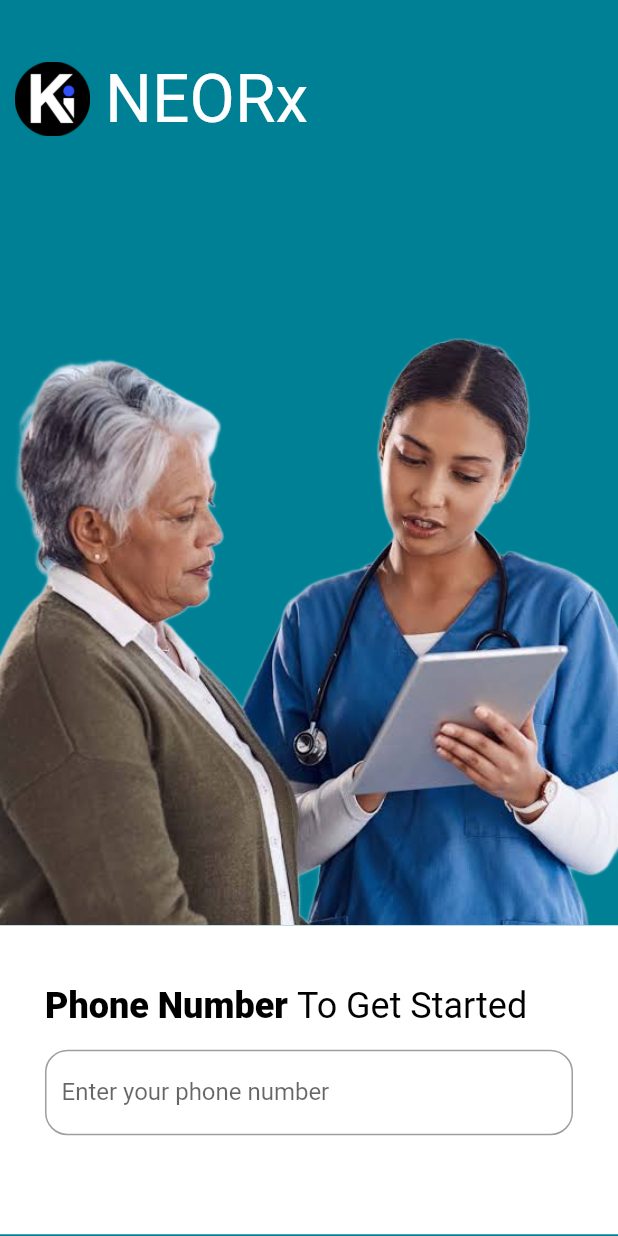
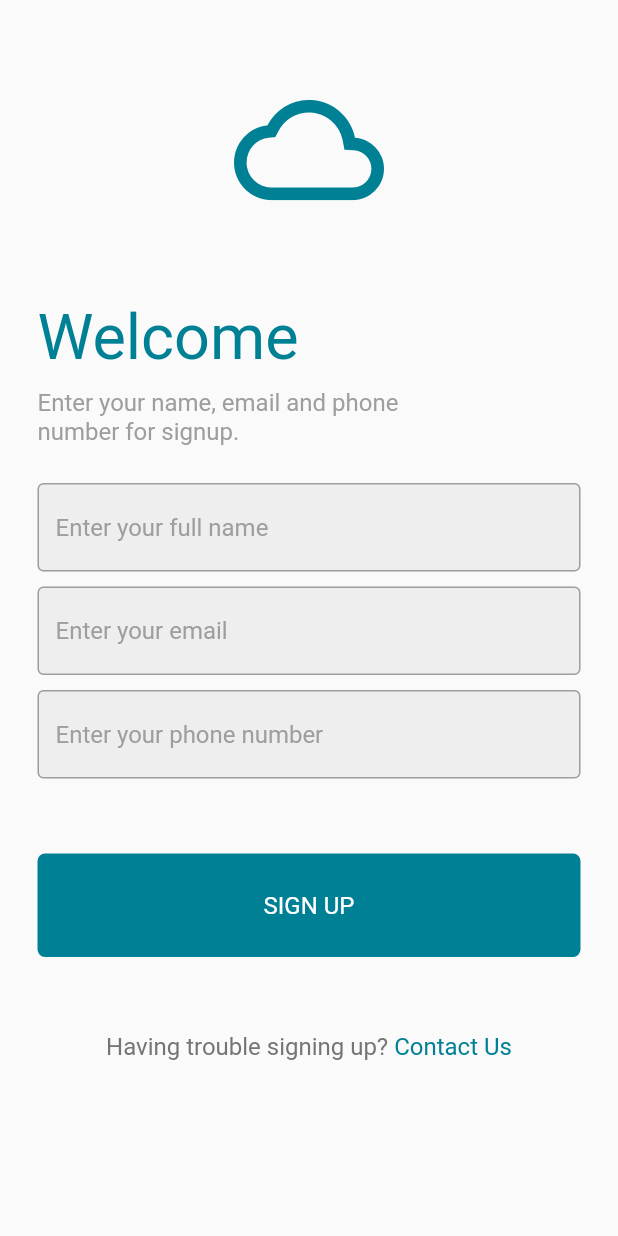
Before and after one commit to kodeinnovate/kode_rx, a Flutter app: the screen it shows after launch, on a phone screen of 412 x 824 dp. Run offline on Flutter 3.47's test engine with Material 2 defaults, Android fonts, the phone set to English and light mode, and no system bars.

Commit message:
new file:   lib/Components/custom_button.dart new file:   lib/Components/custom_textfield.dart modified:   lib/main.dart new file:   lib/register.dart modified:   pubspec.lock modified:   pubspec.yaml

```diff
--- /dev/null
+++ b/lib/Components/custom_button.dart
@@ -0,0 +1,28 @@
+import 'package:flutter/material.dart';
+import './../app_colors.dart';
+
+class CustomButtom extends StatelessWidget {
+  final String buttonText;
+  final Function()? onTap;
+  CustomButtom({super.key, required this.buttonText, required this.onTap});
+
+  @override
+  Widget build(BuildContext context) {
+    return GestureDetector(
+      onTap: onTap,
+      child: Container(
+        padding: EdgeInsets.all(25.0),
+        margin: EdgeInsets.symmetric(horizontal: 25),
+        decoration: BoxDecoration(
+            color: AppColors.customBackground,
+            borderRadius: BorderRadius.circular(5.0)),
+        child: Center(
+          child: Text(
+            buttonText,
+            style: TextStyle(fontSize: 16, color: Colors.white),
+          ),
+        ),
+      ),
+    );
+  }
+}
--- /dev/null
+++ b/lib/Components/custom_textfield.dart
@@ -0,0 +1,34 @@
+import 'package:flutter/material.dart';
+import '../app_colors.dart';
+
+class CustomTextfield extends StatelessWidget {
+  final controller;
+  final String hintText;
+  final bool obsecureText;
+
+  const CustomTextfield(
+      {super.key, required this.controller, required this.hintText, required this.obsecureText});
+
+  @override
+  Widget build(BuildContext context) {
+    return Padding(
+      padding: const EdgeInsets.symmetric(horizontal: 25.0),
+      child: TextField(
+        controller: controller,
+        obscureText: obsecureText,
+        decoration: InputDecoration(
+            enabledBorder: const OutlineInputBorder(
+              borderSide: BorderSide(color: Colors.grey),
+            ),
+            focusedBorder: const OutlineInputBorder(
+              borderSide: BorderSide(color: AppColors.customBackground),
+            ),
+            fillColor: Colors.grey.shade200,
+            filled: true,
+            hintText: hintText,
+            hintStyle: TextStyle(color: Colors.grey[500])
+            ),
+      ),
+    );
+  }
+}
--- a/lib/main.dart
+++ b/lib/main.dart
@@ -1,6 +1,7 @@
 import 'package:flutter/material.dart';
 import 'package:kode_rx/patient_appointments.dart';
 import 'package:kode_rx/patient_home.dart';
+import 'package:kode_rx/register.dart';
 import 'package:kode_rx/select_medicenes.dart';
 import 'package:kode_rx/test.dart';
 import 'app_colors.dart';
@@ -8,7 +9,7 @@ import 'home.dart';
 import 'login.dart'; // Import the login screen
 
 void main() {
-  runApp(MyApp());
+  runApp(Signup());
 }
 
 class MyApp extends StatelessWidget {
@@ -22,6 +23,7 @@ class MyApp extends StatelessWidget {
         '/home': (context) => HomeScreen(),
         '/selectMedicenesScreen': (context) => MedicationReminderApp(),
         '/patientAppointmentScreen': (context) => PatientAppointmentsScreen(),
+        '/register': (context) => Signup(),
       },
       home: LoginScreen(), // Use the LoginScreen widget here
     );
--- /dev/null
+++ b/lib/register.dart
@@ -0,0 +1,117 @@
+import 'package:flutter/material.dart';
+import 'package:kode_rx/Components/custom_button.dart';
+import 'package:kode_rx/Components/custom_textfield.dart';
+import 'package:kode_rx/app_colors.dart';
+import 'package:kode_rx/device_helper.dart';
+
+class Signup extends StatelessWidget {
+  final usernameController = TextEditingController();
+  final emailController = TextEditingController();
+  final phoneNumberController = TextEditingController();
+
+  @override
+  Widget build(BuildContext context) {
+    return MaterialApp(
+      home: Scaffold(
+        body: SingleChildScrollView(
+          child: SafeArea(
+            child: Center(
+              child: Column(
+                mainAxisAlignment: MainAxisAlignment.center,
+                children: [
+                  const SizedBox(
+                    height: 50,
+                  ),
+                  const Icon(
+                    Icons.cloud_outlined,
+                    size: 100,
+                    color: AppColors.customBackground,
+                  ),
+                  const SizedBox(
+                    height: 50,
+                  ),
+                  const Padding(
+                    padding: const EdgeInsets.symmetric(horizontal: 25.0),
+                    child: Row(
+                      mainAxisAlignment: MainAxisAlignment.start,
+                      children: [
+                        Text(
+                          "Welcome",
+                          style: TextStyle(
+                              fontSize: 42, color: AppColors.customBackground),
+                        ),
+                      ],
+                    ),
+                  ),
+                  const SizedBox(
+                    height: 10,
+                  ),
+                  Padding(
+                    padding: EdgeInsets.symmetric(horizontal: 25.0),
+                    child: Row(
+                      mainAxisAlignment: MainAxisAlignment.start,
+                      children: [
+                        SizedBox(
+                          width: MediaQuery.of(context).size.width * 0.6,
+                          child: const Text(
+                            "Enter your name, email and phone number for signup.",
+                            style: TextStyle(fontSize: 16, color: Colors.grey),
+                          ),
+                        ),
+                      ],
+                    ),
+                  ),
+                  const SizedBox(
+                    height: 25,
+                  ),
+                  CustomTextfield(
+                    controller: usernameController,
+                    hintText: 'Enter your full name',
+                    obsecureText: false,
+                  ),
+                  const SizedBox(
+                    height: 10,
+                  ),
+                  CustomTextfield(
+                    controller: emailController,
+                    hintText: 'Enter your email',
+                    obsecureText: false,
+                  ),
+                  const SizedBox(
+                    height: 10,
+                  ),
+                  CustomTextfield(
+                    controller: phoneNumberController,
+                    hintText: 'Enter your phone number',
+                    obsecureText: false,
+                  ),
+                  const SizedBox(
+                    height: 50,
+                  ),
+                  CustomButtom(
+                    buttonText: 'SIGN UP',
+                    onTap: signUserUp,
+                  ),
+
+                  const SizedBox(height: 50,),
+                  Row(
+                    mainAxisAlignment: MainAxisAlignment.center,
+                    children: [
+                      Text('Having trouble signing up?', style: TextStyle(fontSize: 16, color: Colors.grey.shade600),),
+                      const SizedBox(width: 4,),
+                      Text('Contact Us', style: TextStyle(color: AppColors.customBackground, fontSize: 16),),
+                    ],
+                  )
+                ],
+              ),
+            ),
+          ),
+        ),
+      ),
+    );
+  }
+
+  signUserUp() {
+    print('Working');
+  }
+}
--- a/pubspec.yaml
+++ b/pubspec.yaml
@@ -40,6 +40,7 @@ dependencies:
   device_info: ^2.0.2
   provider: ^6.0.5
   cached_network_image: ^3.3.0
+  hive_flutter: ^1.1.0
 dev_dependencies:
   flutter_test:
     sdk: flutter
```
Also changed, not shown: pubspec.lock.
